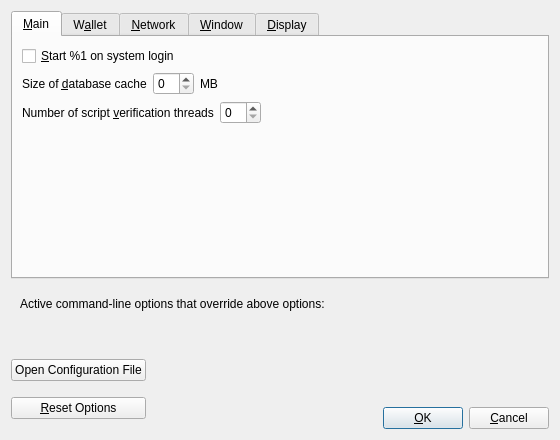
First picture: the form in src/qt/forms/optionsdialog.ui, repository shitosatomo/ltncg, before the edit.
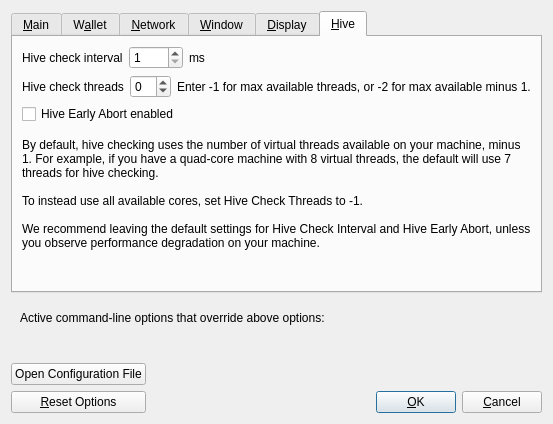
Second picture: the form after the edit. Custom widgets are drawn as their Qt base class.

Commit message: LightningCash-Gold Hive Mining Optimisations (v6.1.0)

What changed in the file:
```diff
--- a/src/qt/forms/optionsdialog.ui
+++ b/src/qt/forms/optionsdialog.ui
@@ -6,8 +6,8 @@
    <rect>
     <x>0</x>
     <y>0</y>
-    <width>560</width>
-    <height>440</height>
+    <width>527</width>
+    <height>424</height>
    </rect>
   </property>
   <property name="windowTitle">
@@ -20,7 +20,7 @@
    <item>
     <widget class="QTabWidget" name="tabWidget">
      <property name="currentIndex">
-      <number>0</number>
+      <number>5</number>
      </property>
      <widget class="QWidget" name="tabMain">
       <attribute name="title">
@@ -641,6 +641,159 @@
        </item>
       </layout>
      </widget>
+     <widget class="QWidget" name="tabHive">
+      <attribute name="title">
+       <string>&amp;Hive</string>
+      </attribute>
+      <layout class="QVBoxLayout" name="verticalLayout_3">
+       <item>
+        <layout class="QHBoxLayout" name="horizontalLayout_1_Hive">
+         <item>
+          <widget class="QLabel" name="label">
+           <property name="text">
+            <string>Hive check interval</string>
+           </property>
+          </widget>
+         </item>
+         <item>
+          <widget class="QSpinBox" name="hiveCheckDelay">
+           <property name="minimum">
+            <number>1</number>
+           </property>
+           <property name="maximum">
+            <number>1000</number>
+           </property>
+          </widget>
+         </item>
+         <item>
+          <widget class="QLabel" name="label_2">
+           <property name="text">
+            <string>ms</string>
+           </property>
+          </widget>
+         </item>
+         <item>
+          <spacer name="horizontalSpacer">
+           <property name="orientation">
+            <enum>Qt::Horizontal</enum>
+           </property>
+           <property name="sizeHint" stdset="0">
+            <size>
+             <width>40</width>
+             <height>20</height>
+            </size>
+           </property>
+          </spacer>
+         </item>
+        </layout>
+       </item>
+       <item>
+        <layout class="QHBoxLayout" name="horizontalLayout_1_Hive_2">
+         <item>
+          <widget class="QLabel" name="label_3">
+           <property name="text">
+            <string>Hive check threads</string>
+           </property>
+          </widget>
+         </item>
+         <item>
+          <widget class="QSpinBox" name="hiveCheckThreads">
+           <property name="minimum">
+            <number>-2</number>
+           </property>
+          </widget>
+         </item>
+         <item>
+          <widget class="QLabel" name="label_4">
+           <property name="text">
+            <string>Enter -1 for max available threads, or -2 for max available minus 1.</string>
+           </property>
+          </widget>
+         </item>
+         <item>
+          <spacer name="horizontalSpacer_3">
+           <property name="orientation">
+            <enum>Qt::Horizontal</enum>
+           </property>
+           <property name="sizeHint" stdset="0">
+            <size>
+             <width>40</width>
+             <height>20</height>
+            </size>
+           </property>
+          </spacer>
+         </item>
+        </layout>
+       </item>
+       <item>
+        <layout class="QHBoxLayout" name="horizontalLayout_1_Hive_3">
+         <item>
+          <widget class="QCheckBox" name="hiveCheckEarlyOut">
+           <property name="text">
+            <string>Hive Early Abort enabled</string>
+           </property>
+          </widget>
+         </item>
+         <item>
+          <spacer name="horizontalSpacer_4">
+           <property name="orientation">
+            <enum>Qt::Horizontal</enum>
+           </property>
+           <property name="sizeHint" stdset="0">
+            <size>
+             <width>40</width>
+             <height>20</height>
+            </size>
+           </property>
+          </spacer>
+         </item>
+        </layout>
+       </item>
+       <item>
+        <spacer name="verticalSpacer_3">
+         <property name="orientation">
+          <enum>Qt::Vertical</enum>
+         </property>
+         <property name="sizeType">
+          <enum>QSizePolicy::Fixed</enum>
+         </property>
+         <property name="sizeHint" stdset="0">
+          <size>
+           <width>20</width>
+           <height>8</height>
+          </size>
+         </property>
+        </spacer>
+       </item>
+       <item>
+        <widget class="QLabel" name="label_5">
+         <property name="text">
+          <string>By default, hive checking uses the number of virtual threads available on your machine, minus 1. For example, if you have a quad-core machine with 8 virtual threads, the default will use 7 threads for hive checking.
+
+To instead use all available cores, set Hive Check Threads to -1.
+
+We recommend leaving the default settings for Hive Check Interval and Hive Early Abort, unless you observe performance degradation on your machine.</string>
+         </property>
+         <property name="wordWrap">
+          <bool>true</bool>
+         </property>
+        </widget>
+       </item>
+       <item>
+        <spacer name="verticalSpacer_2">
+         <property name="orientation">
+          <enum>Qt::Vertical</enum>
+         </property>
+         <property name="sizeHint" stdset="0">
+          <size>
+           <width>20</width>
+           <height>180</height>
+          </size>
+         </property>
+        </spacer>
+       </item>
+      </layout>
+     </widget>
     </widget>
    </item>
    <item>
```
The commit also changes 16 other files.
